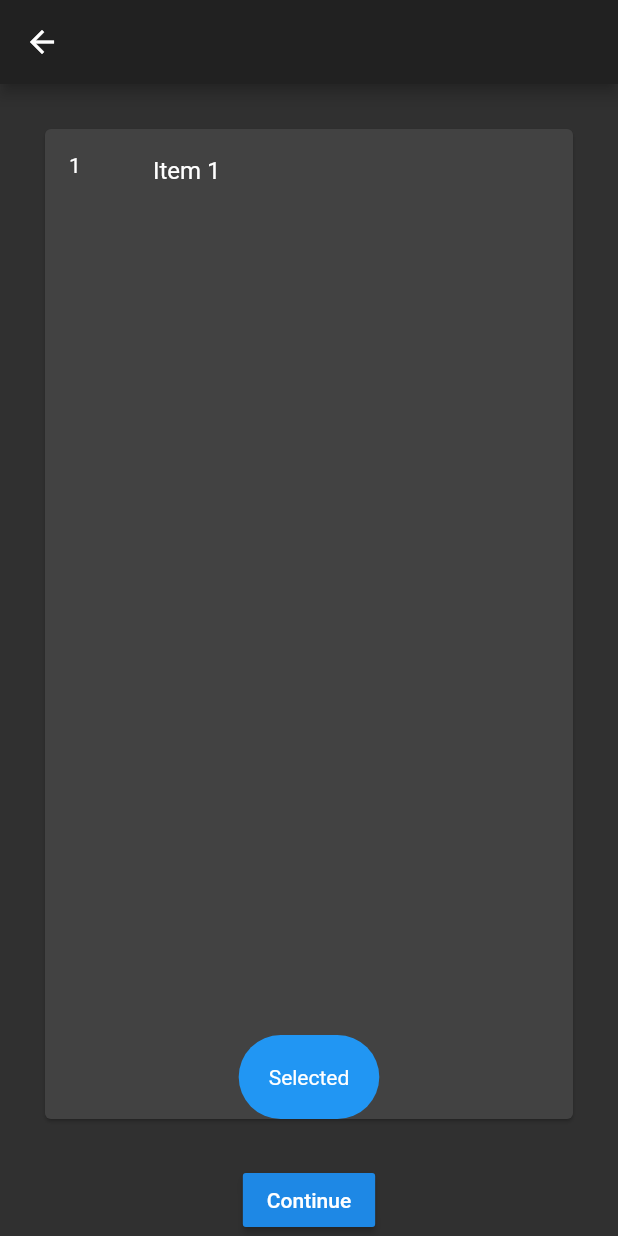
After one commit to nxhiep/hiepnx, a Flutter app: the screen it shows after launch, after a tap on "Test", on a phone screen of 412 x 824 dp. The commit adds this screen. Run offline on Flutter 3.47's test engine with Material 2 defaults, Android fonts, the phone set to English and light mode, and no system bars; our stand-ins replace carousel_slider, easy_localization, shared_preferences, sqflite, youtube_player_flutter; accounts and stored records are empty; statements that could not run were skipped.

Commit message:
test animation

```diff
--- /dev/null
+++ b/lib/components/bounce_button.dart
@@ -0,0 +1,54 @@
+import 'package:flutter/material.dart';
+
+class BounceButton extends StatefulWidget {
+
+  final Widget child;
+  final Function onTap;
+  BounceButton({ this.child, this.onTap });
+
+  @override
+  _BounceButtonState createState() => _BounceButtonState();
+}
+
+class _BounceButtonState extends State<BounceButton> with SingleTickerProviderStateMixin {
+
+  AnimationController _controller;
+  Animation<double> _animation;
+
+  @override
+  void initState() {
+    super.initState();
+    _controller= new AnimationController(
+      vsync: this,
+      duration: const Duration(milliseconds: 300),
+    );
+   _animation = new CurvedAnimation(
+      parent: _controller,
+      curve: new Interval(0.0, 1.0, curve: Curves.bounceOut)
+    );
+    _controller.forward(from: 1.0);
+  }
+
+  @override
+  void dispose() {
+    super.dispose();
+    _controller.dispose();
+  }
+
+  @override
+  Widget build(BuildContext context) {
+    return InkWell(
+      onTap: () {
+        _controller.reset();
+        _controller.forward();
+        if(widget.onTap != null){
+          widget.onTap();
+        }
+      },
+      child: ScaleTransition(
+        scale: _animation,
+        child: widget.child,
+      ),
+    );
+  }
+}
--- a/lib/main.dart
+++ b/lib/main.dart
@@ -1,6 +1,7 @@
 import 'package:easy_localization/easy_localization.dart';
 import 'package:flutter/material.dart';
 import 'package:hiepnx/generated/codegen_loader.g.dart';
+import 'package:hiepnx/provider/test_model.dart';
 import 'package:hiepnx/provider/theme_model.dart';
 import 'package:hiepnx/repositories/sql_repository.dart';
 import 'package:hiepnx/screens/splash_screen.dart';
@@ -34,6 +35,7 @@ class MyApp extends StatelessWidget {
     return MultiProvider(
       providers: [
         ChangeNotifierProvider(create: (context) => ThemeModel(themeMode: themeMode)),
+        ChangeNotifierProvider(create: (context) => TestModel()),
       ],
       child: Consumer<ThemeModel>(
         builder: (_, ThemeModel themeModel, child) {
--- /dev/null
+++ b/lib/provider/test_model.dart
@@ -0,0 +1,51 @@
+import 'package:flutter/material.dart';
+
+class TestModel extends ChangeNotifier {
+
+  List<String> questions = [];
+  bool loaded = false;
+  int currentIndex = 0;
+  String currentQuestion;
+  String prevQuestion;
+  bool finish = false;
+
+  TestModel();
+
+  void init() {
+    print("init");
+    questions = [];
+    loaded = false;
+    for(int i = 0; i < 50; i++){
+      questions.add("Item ${i + 1}");
+    }
+    loaded = true;
+    finish = false;
+    currentIndex = 0;
+    onContinue(true);
+  }
+
+  void onContinue([ bool start ]) async {
+    print("onContinue");
+    if(start == true){
+      currentIndex = 0;
+    } else {
+      currentIndex++;
+    }
+    if(currentIndex >= questions.length){
+      finish = true;
+      notifyListeners();
+      return;
+    }
+    currentQuestion = questions[currentIndex];
+    notifyListeners();
+  }
+
+  void onChoiceSelected() {
+    print("onChoiceSelected");
+    notifyListeners();
+  }
+
+  void setPrevQuestion(String currentQuestion) {
+    prevQuestion = currentQuestion;
+  }
+}
--- a/lib/screens/home_screen.dart
+++ b/lib/screens/home_screen.dart
@@ -1,6 +1,7 @@
 import 'package:flutter/material.dart';
 import 'package:hiepnx/components/photo_hero.dart';
 import 'package:hiepnx/screens/card_infos/card_info.dart';
+import 'package:hiepnx/screens/test_screen.dart';
 
 class HomeScreen extends StatefulWidget {
   @override
@@ -37,6 +38,21 @@ class _HomeScreenState extends State<HomeScreen> with AutomaticKeepAliveClientMi
         gridDelegate: SliverGridDelegateWithFixedCrossAxisCount(crossAxisCount: 2),
         itemBuilder: (context, index) => _makeCardItem(index, cards[index]),
       ),
+      floatingActionButton: FloatingActionButton.extended(
+        label: Row(
+          children: <Widget>[
+            Icon(Icons.assignment),
+            Text("Test")
+          ],
+        ),
+        onPressed: () {
+          Navigator.of(context).push(MaterialPageRoute<void>(
+            builder: (BuildContext context) {
+              return TestScreen();
+            }
+          ));
+        }
+      ),
     );
   }
 
--- /dev/null
+++ b/lib/screens/test_screen.dart
@@ -0,0 +1,165 @@
+import 'package:flutter/material.dart';
+import 'package:hiepnx/components/bounce_button.dart';
+import 'package:hiepnx/provider/test_model.dart';
+import 'package:provider/provider.dart';
+
+class TestScreen extends StatefulWidget {
+  @override
+  _TestScreenState createState() => _TestScreenState();
+}
+
+class _TestScreenState extends State<TestScreen> {
+
+  List<String> items = [];
+  TestModel _testModel;
+
+  @override
+  void initState() {
+    super.initState();
+    _testModel = Provider.of<TestModel>(context, listen: false);
+    WidgetsBinding.instance.addPostFrameCallback((timeStamp) {
+      _testModel.init();
+    });
+  }
+
+  @override
+  Widget build(BuildContext context) {
+    return Scaffold(
+      appBar: AppBar(),
+      body: SafeArea(
+        child: Consumer<TestModel>(
+          builder: (context, TestModel testModel, child) {
+            if(!testModel.loaded || testModel.currentQuestion == null || testModel.currentQuestion.isEmpty){
+              return Center(child: CircularProgressIndicator());
+            }
+            if(testModel.finish){
+              return Center(child: Text("Finish!"));
+            }
+            String prevQuestion = testModel.prevQuestion;
+            String currentQuestion = testModel.currentQuestion;
+            testModel.setPrevQuestion(currentQuestion);
+            print("prevQuestion $prevQuestion");
+            print("currentQuestion $currentQuestion");
+            return Column(
+              children: <Widget>[
+                Expanded(
+                  child: QuestionPanel(
+                    index: testModel.currentIndex,
+                    currentQuestion: currentQuestion,
+                    onSelected: testModel.onChoiceSelected,
+                    prevQuestion: prevQuestion
+                  ),
+                ),
+                RaisedButton(
+                  child: Text("Continue"),
+                  onPressed: testModel.onContinue,
+                )
+              ],
+            );
+          },
+        ),
+      ),
+    );
+  }
+}
+
+class QuestionPanel extends StatefulWidget {
+
+  final int index;
+  final String currentQuestion;
+  final Function onSelected;
+  final String prevQuestion;
+  QuestionPanel({ this.index = 0, this.currentQuestion = "", this.onSelected, this.prevQuestion = "" });
+
+  @override
+  _QuestionPanelState createState() => _QuestionPanelState();
+}
+
+class _QuestionPanelState extends State<QuestionPanel> with TickerProviderStateMixin {
+
+  AnimationController _controller;
+  Animation<Offset> _animation;
+  Animation<Offset> _animation2;
+
+  @override
+  void initState() {
+    super.initState();
+    print("QuestionPanel initState");
+    _controller = AnimationController(
+      vsync: this,
+      duration: const Duration(milliseconds: 300),
+    );
+    _animation = Tween<Offset>(begin: Offset(1.0, 0.0), end: Offset.zero).animate(_controller);
+    _animation2 = Tween<Offset>(begin: Offset.zero, end: Offset(-1.0, 0.0)).animate(_controller);
+  }
+
+  @override
+  void dispose() {
+    super.dispose();
+    _controller.dispose();
+  }
+
+  void startAnimation() {
+    _controller.reset();
+    _controller.forward();
+  }
+
+  @override
+  Widget build(BuildContext context) {
+    print("QuestionPanel build");
+    if(widget.prevQuestion != widget.currentQuestion) {
+      startAnimation();
+    }
+    return Stack(
+      children: <Widget>[
+        widget.prevQuestion != null ? SlideTransition(
+          position: _animation2,
+          child: Card(
+            margin: EdgeInsets.all(30),
+            child: Column(
+              children: <Widget>[
+                Expanded(
+                  child: ListTile(
+                    leading: Text((widget.index).toString()),
+                    title: Text(widget.prevQuestion),
+                  ),
+                ),
+                RaisedButton(
+                  child: Text("Selected"),
+                  onPressed: widget.onSelected,
+                ),
+              ],
+            ),
+          ),
+        ) : Container(),
+        SlideTransition(
+          position: _animation,
+          child: Card(
+            margin: EdgeInsets.all(30),
+            child: Column(
+              children: <Widget>[
+                Expanded(
+                  child: ListTile(
+                    leading: Text((widget.index + 1).toString()),
+                    title: Text(widget.currentQuestion),
+                  ),
+                ),
+                BounceButton(
+                  child: Container(
+                    decoration: BoxDecoration(
+                      color: Colors.blue,
+                      borderRadius: BorderRadius.circular(30)
+                    ),
+                    padding: EdgeInsets.all(20),
+                    child: Text("Selected")
+                  ),
+                  onTap: widget.onSelected,
+                ),
+              ],
+            ),
+          ),
+        ),
+      ],
+    );
+  }
+}
```
